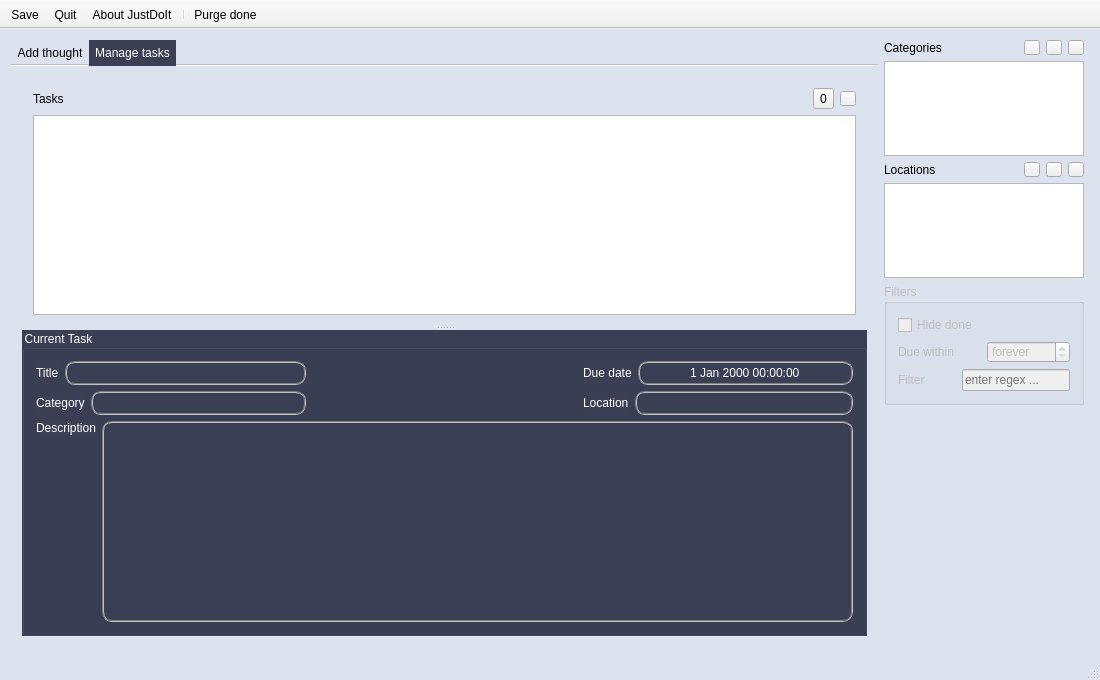
Above: MainWindow.ui from hheld/JustDoIt before the change. Below: the same form after it.
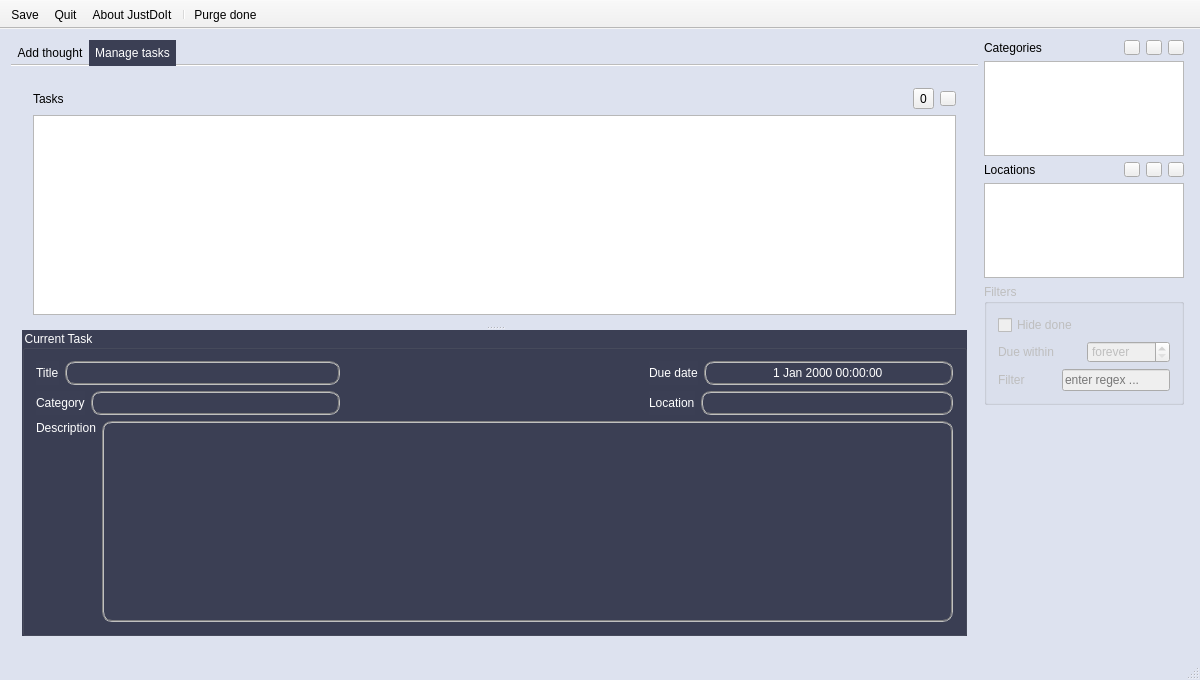
That is the form after the change. Icons and pictures are not drawn. Custom widgets are drawn as their Qt base class.

Patch:
```diff
--- a/MainWindow.ui
+++ b/MainWindow.ui
@@ -6,7 +6,7 @@
    <rect>
     <x>0</x>
     <y>0</y>
-    <width>1100</width>
+    <width>1200</width>
     <height>680</height>
    </rect>
   </property>
```
Left out of the diff: 2 changed lines with no effect on the pictures.
